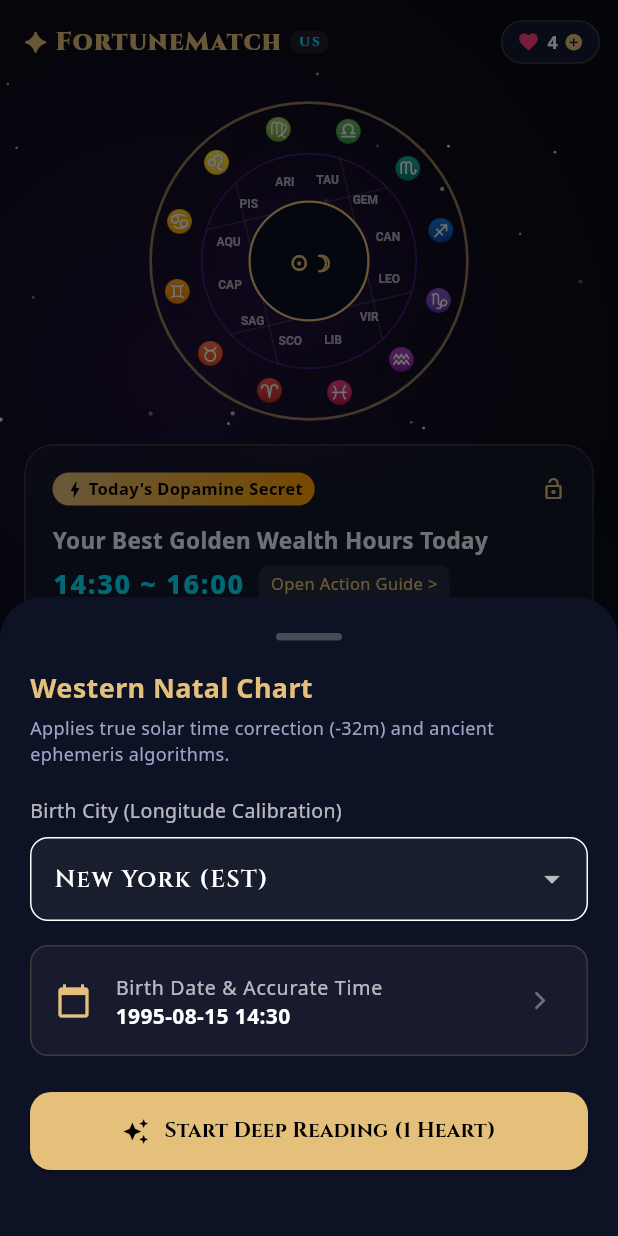
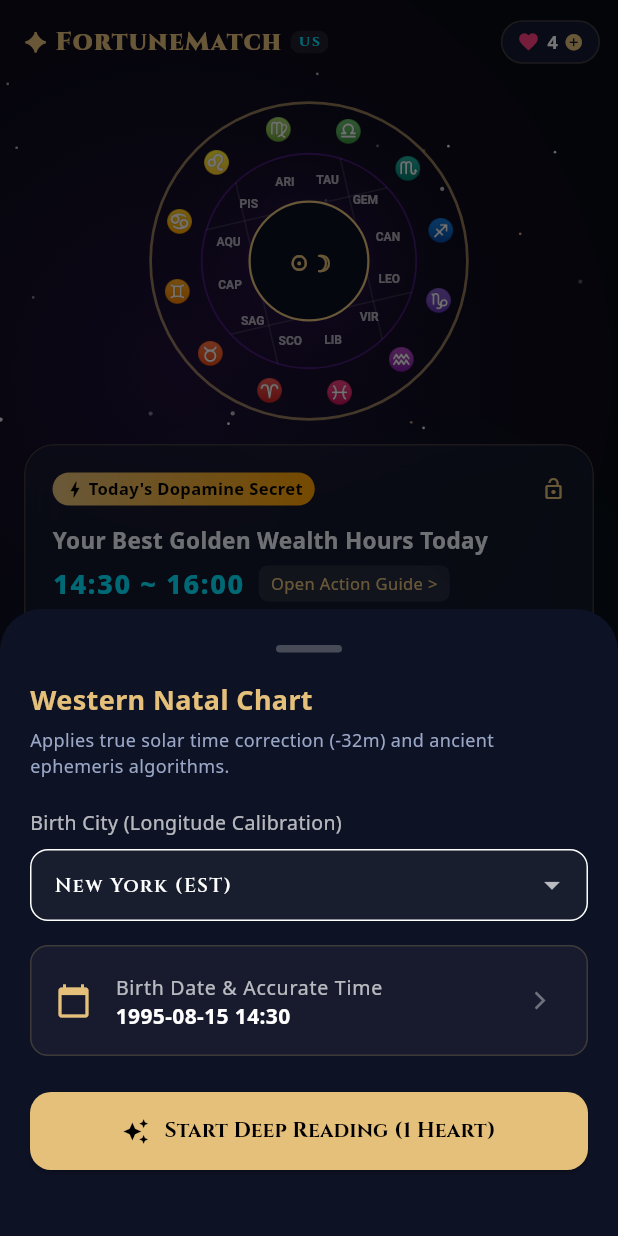
Before and after one commit to koyotejw-ux/ftmt, a Flutter app: the screen it shows after launch, after a tap on "Claim Free Heart (+1❤️)", after a tap on "Western Natal Chart", on a phone screen of 412 x 824 dp. Run offline on Flutter 3.47's test engine with Material 3 defaults, Android fonts, the phone set to English and light mode, and no system bars; our stand-ins replace google_fonts, sensors_plus, share_plus, shared_preferences.

Commit message:
fix(layout): eliminate layout overflows and add responsive scaling across all screens

```diff
--- a/lib/features/economy/presentation/heart_shop_bottom_sheet.dart
+++ b/lib/features/economy/presentation/heart_shop_bottom_sheet.dart
@@ -307,11 +307,15 @@ class HeartShopBottomSheet extends StatelessWidget {
               style: OutlinedButton.styleFrom(
                 side: const BorderSide(color: SpaceNavyTheme.goldChampagne),
                 shape: RoundedRectangleBorder(borderRadius: BorderRadius.circular(8)),
+                padding: const EdgeInsets.symmetric(horizontal: 8, vertical: 8),
               ),
               onPressed: onBuy,
-              child: Text(
-                AppI18n.tr('buy_button', currentRegion),
-                style: const TextStyle(color: SpaceNavyTheme.goldChampagne, fontSize: 12),
+              child: FittedBox(
+                fit: BoxFit.scaleDown,
+                child: Text(
+                  AppI18n.tr('buy_button', currentRegion),
+                  style: const TextStyle(color: SpaceNavyTheme.goldChampagne, fontSize: 12),
+                ),
               ),
             ),
           ),
--- a/lib/features/economy/presentation/shop_screen.dart
+++ b/lib/features/economy/presentation/shop_screen.dart
@@ -281,11 +281,15 @@ class ShopScreen extends StatelessWidget {
               style: OutlinedButton.styleFrom(
                 side: const BorderSide(color: SpaceNavyTheme.goldChampagne),
                 shape: RoundedRectangleBorder(borderRadius: BorderRadius.circular(8)),
+                padding: const EdgeInsets.symmetric(horizontal: 8, vertical: 8),
               ),
               onPressed: onBuy,
-              child: Text(
-                AppI18n.tr('buy_button', currentRegion),
-                style: const TextStyle(color: SpaceNavyTheme.goldChampagne, fontSize: 12),
+              child: FittedBox(
+                fit: BoxFit.scaleDown,
+                child: Text(
+                  AppI18n.tr('buy_button', currentRegion),
+                  style: const TextStyle(color: SpaceNavyTheme.goldChampagne, fontSize: 12),
+                ),
               ),
             ),
           ),
--- a/lib/features/fortune/presentation/fortune_detail_screen.dart
+++ b/lib/features/fortune/presentation/fortune_detail_screen.dart
@@ -100,8 +100,9 @@ class FortuneDetailScreen extends StatelessWidget {
                   Row(
                     mainAxisAlignment: MainAxisAlignment.spaceBetween,
                     children: [
-                      _buildDataColumn(AppI18n.tr('detail_coords_title', region), degreeStr),
-                      _buildDataColumn(AppI18n.tr('detail_offset_title', region), AppI18n.tr('detail_time_offset', region)),
+                      Expanded(child: _buildDataColumn(AppI18n.tr('detail_coords_title', region), degreeStr)),
+                      const SizedBox(width: 8),
+                      Expanded(child: _buildDataColumn(AppI18n.tr('detail_offset_title', region), AppI18n.tr('detail_time_offset', region))),
                     ],
                   ),
                   const SizedBox(height: 10),
--- a/lib/features/fortune/presentation/fortune_hub_screen.dart
+++ b/lib/features/fortune/presentation/fortune_hub_screen.dart
@@ -191,9 +191,12 @@ class _FortuneHubScreenState extends State<FortuneHubScreen> {
                     ),
                     const SizedBox(height: 8),
                     DropdownButtonFormField<String>(
+                      isExpanded: true,
                       initialValue: _currentCity,
                       dropdownColor: const Color(0xFF141B33),
                       decoration: InputDecoration(
+                        isDense: true,
+                        contentPadding: const EdgeInsets.symmetric(horizontal: 12, vertical: 12),
                         filled: true,
                         fillColor: Colors.white.withValues(alpha: 0.05),
                         border: OutlineInputBorder(
@@ -202,7 +205,10 @@ class _FortuneHubScreenState extends State<FortuneHubScreen> {
                         ),
                       ),
                       items: _getCitiesForRegion(widget.currentRegion)
-                          .map((city) => DropdownMenuItem(value: city, child: Text(city, style: const TextStyle(color: Colors.white))))
+                          .map((city) => DropdownMenuItem(
+                                value: city,
+                                child: Text(city, style: const TextStyle(color: Colors.white, fontSize: 13)),
+                              ))
                           .toList(),
                       onChanged: (val) {
                         if (val != null) {
@@ -376,7 +382,7 @@ class _FortuneHubScreenState extends State<FortuneHubScreen> {
                         style: ElevatedButton.styleFrom(
                           backgroundColor: Colors.pinkAccent,
                           foregroundColor: Colors.white,
-                          padding: const EdgeInsets.symmetric(horizontal: 12, vertical: 8),
+                          padding: const EdgeInsets.symmetric(horizontal: 10, vertical: 8),
                           shape: RoundedRectangleBorder(borderRadius: BorderRadius.circular(10)),
                         ),
                         onPressed: () async {
@@ -392,13 +398,16 @@ class _FortuneHubScreenState extends State<FortuneHubScreen> {
                             );
                           }
                         },
-                        child: Text(
-                          AppI18n.tr('daily_checkin_claim', widget.currentRegion),
-                          style: const TextStyle(fontSize: 11, fontWeight: FontWeight.bold),
+                        child: FittedBox(
+                          fit: BoxFit.scaleDown,
+                          child: Text(
+                            AppI18n.tr('daily_checkin_claim', widget.currentRegion),
+                            style: const TextStyle(fontSize: 11, fontWeight: FontWeight.bold),
+                          ),
                         ),
                       )
                     : Container(
-                        padding: const EdgeInsets.symmetric(horizontal: 10, vertical: 6),
+                        padding: const EdgeInsets.symmetric(horizontal: 8, vertical: 6),
                         decoration: BoxDecoration(
                           color: Colors.white.withValues(alpha: 0.06),
                           borderRadius: BorderRadius.circular(8),
@@ -409,9 +418,12 @@ class _FortuneHubScreenState extends State<FortuneHubScreen> {
                           children: [
                             const Icon(Icons.check_circle, size: 14, color: Color(0xFF00E5FF)),
                             const SizedBox(width: 4),
-                            Text(
-                              AppI18n.tr('daily_checkin_done', widget.currentRegion),
-                              style: const TextStyle(color: Color(0xFF00E5FF), fontSize: 11, fontWeight: FontWeight.w600),
+                            FittedBox(
+                              fit: BoxFit.scaleDown,
+                              child: Text(
+                                AppI18n.tr('daily_checkin_done', widget.currentRegion),
+                                style: const TextStyle(color: Color(0xFF00E5FF), fontSize: 11, fontWeight: FontWeight.w600),
+                              ),
                             ),
                           ],
                         ),
@@ -454,7 +466,7 @@ class _FortuneHubScreenState extends State<FortuneHubScreen> {
             builder: (context, constraints) {
               final width = constraints.maxWidth;
               final crossAxisCount = width > 700 ? 4 : (width > 480 ? 3 : 2);
-              final childAspectRatio = width > 700 ? 1.5 : (width < 360 ? 1.15 : 1.35);
+              final childAspectRatio = width > 700 ? 1.4 : (width < 360 ? 1.05 : 1.22);
 
               return GridView.builder(
                 shrinkWrap: true,
--- a/lib/features/fortune/presentation/snack_teaser_card.dart
+++ b/lib/features/fortune/presentation/snack_teaser_card.dart
@@ -63,7 +63,10 @@ class SnackTeaserCard extends StatelessWidget {
             ),
           ),
           const SizedBox(height: 6),
-          Row(
+          FittedBox(
+            fit: BoxFit.scaleDown,
+            alignment: Alignment.centerLeft,
+            child: Row(
               children: [
                 const Text(
                   '14:30 ~ 16:00',
@@ -75,8 +78,7 @@ class SnackTeaserCard extends StatelessWidget {
                   ),
                 ),
                 const SizedBox(width: 10),
-              Flexible(
-                child: Container(
+                Container(
                   padding: const EdgeInsets.symmetric(horizontal: 8, vertical: 4),
                   decoration: BoxDecoration(
                     color: Colors.white.withValues(alpha: 0.08),
@@ -87,8 +89,8 @@ class SnackTeaserCard extends StatelessWidget {
                     style: const TextStyle(color: SpaceNavyTheme.goldChampagne, fontSize: 11),
                   ),
                 ),
+              ],
             ),
-            ],
           ),
           const SizedBox(height: 10),
           const Divider(color: Colors.white10),
--- a/lib/features/match/presentation/match_hub_screen.dart
+++ b/lib/features/match/presentation/match_hub_screen.dart
@@ -254,13 +254,18 @@ class _MatchHubScreenState extends State<MatchHubScreen>
                 SizedBox(
                   height: 170,
                   width: double.infinity,
-                  child: Stack(
+                  child: LayoutBuilder(
+                    builder: (context, constraints) {
+                      final totalW = constraints.maxWidth;
+                      // Keep orbs nicely spaced even on narrow screens (e.g. 320px)
+                      final orbOffset = (totalW * 0.12).clamp(16.0, 60.0);
+                      return Stack(
                         alignment: Alignment.center,
                         clipBehavior: Clip.none,
                         children: [
                           // Person A Aura (Neon Violet)
                           Positioned(
-                        left: 45,
+                            left: orbOffset,
                             child: _buildAuraOrb(
                               color: const Color(0xFF8A2BE2),
                               label: _currentLabelA,
@@ -269,7 +274,7 @@ class _MatchHubScreenState extends State<MatchHubScreen>
                           ),
                           // Person B Aura (Neon Cyan)
                           Positioned(
-                        right: 45,
+                            right: orbOffset,
                             child: _buildAuraOrb(
                               color: const Color(0xFF00E5FF),
                               label: _currentLabelB,
@@ -303,6 +308,8 @@ class _MatchHubScreenState extends State<MatchHubScreen>
                         },
                       ),
                     ],
+                  );
+                },
               ),
             ),
 
@@ -355,9 +362,10 @@ class _MatchHubScreenState extends State<MatchHubScreen>
                 children: [
                   Row(
                     mainAxisAlignment: MainAxisAlignment.spaceBetween,
-
+                    crossAxisAlignment: CrossAxisAlignment.center,
                     children: [
-                      Column(
+                      Flexible(
+                        child: Column(
                           crossAxisAlignment: CrossAxisAlignment.start,
                           children: [
                             Text(
@@ -374,11 +382,15 @@ class _MatchHubScreenState extends State<MatchHubScreen>
                             ),
                           ],
                         ),
-                      ElevatedButton.icon(
+                      ),
+                      const SizedBox(width: 8),
+                      Flexible(
+                        child: ElevatedButton.icon(
                           style: ElevatedButton.styleFrom(
                             backgroundColor: const Color(0xFFE5C07B),
                             foregroundColor: Colors.black,
                             shape: RoundedRectangleBorder(borderRadius: BorderRadius.circular(12)),
+                            padding: const EdgeInsets.symmetric(horizontal: 12, vertical: 8),
                           ),
                           onPressed: () {
                             StoryShareDialog.show(
@@ -399,9 +411,13 @@ class _MatchHubScreenState extends State<MatchHubScreen>
                             );
                           },
                           icon: const Icon(Icons.share, size: 16),
-                        label: Text(
+                          label: FittedBox(
+                            fit: BoxFit.scaleDown,
+                            child: Text(
                               AppI18n.tr('share_story_btn', widget.currentRegion),
                               style: const TextStyle(fontWeight: FontWeight.bold, fontSize: 12),
+                            ),
+                          ),
                         ),
                       ),
                     ],
@@ -457,16 +473,22 @@ class _MatchHubScreenState extends State<MatchHubScreen>
                         backgroundColor: SpaceNavyTheme.goldChampagne,
                         foregroundColor: Colors.black,
                         shape: RoundedRectangleBorder(borderRadius: BorderRadius.circular(12)),
+                        padding: const EdgeInsets.symmetric(horizontal: 14),
                       ),
                       onPressed: _unlockDeepMatchAnalysis,
                       child: Row(
                         mainAxisAlignment: MainAxisAlignment.center,
                         children: [
                           const Icon(Icons.auto_awesome, size: 18),
-                          const SizedBox(width: 10),
-                          Text(
+                          const SizedBox(width: 8),
+                          Flexible(
+                            child: FittedBox(
+                              fit: BoxFit.scaleDown,
+                              child: Text(
                                 AppI18n.tr('unlock_match_btn', widget.currentRegion),
                                 style: const TextStyle(fontWeight: FontWeight.bold, fontSize: 13),
+                              ),
+                            ),
                           ),
                         ],
                       ),
@@ -505,9 +527,15 @@ class _MatchHubScreenState extends State<MatchHubScreen>
         children: [
           Text(subLabel, style: TextStyle(color: color, fontSize: 10, fontWeight: FontWeight.bold)),
           const SizedBox(height: 2),
-          Text(
+          FittedBox(
+            fit: BoxFit.scaleDown,
+            child: Padding(
+              padding: const EdgeInsets.symmetric(horizontal: 4),
+              child: Text(
                 label,
                 style: const TextStyle(color: Colors.white, fontSize: 16, fontWeight: FontWeight.bold),
+              ),
+            ),
           ),
         ],
       ),
@@ -526,10 +554,12 @@ class _MatchHubScreenState extends State<MatchHubScreen>
         Text(label, style: const TextStyle(color: Colors.white70, fontSize: 12)),
         const SizedBox(height: 6),
         DropdownButtonFormField<String>(
+          isExpanded: true,
           initialValue: items.contains(currentVal) ? currentVal : items.first,
           dropdownColor: const Color(0xFF141B33),
           decoration: InputDecoration(
             isDense: true,
+            contentPadding: const EdgeInsets.symmetric(horizontal: 10, vertical: 12),
             filled: true,
             fillColor: Colors.white.withValues(alpha: 0.05),
             border: OutlineInputBorder(
@@ -538,7 +568,13 @@ class _MatchHubScreenState extends State<MatchHubScreen>
             ),
           ),
           items: items
-              .map((t) => DropdownMenuItem(value: t, child: Text(t, style: const TextStyle(color: Colors.white, fontSize: 13))))
+              .map((t) => DropdownMenuItem(
+                    value: t,
+                    child: Text(
+                      t,
+                      style: const TextStyle(color: Colors.white, fontSize: 13),
+                    ),
+                  ))
               .toList(),
           onChanged: onChanged,
         ),
--- a/lib/features/match/presentation/story_share_widget.dart
+++ b/lib/features/match/presentation/story_share_widget.dart
@@ -281,18 +281,21 @@ class StoryShareDialog extends StatelessWidget {
 
   Widget _buildProfileBadge(String name) {
     return Container(
-      padding: const EdgeInsets.symmetric(horizontal: 14, vertical: 8),
+      padding: const EdgeInsets.symmetric(horizontal: 10, vertical: 6),
       decoration: BoxDecoration(
         color: const Color(0xFF141B33),
         borderRadius: BorderRadius.circular(14),
         border: Border.all(color: SpaceNavyTheme.goldBorder),
       ),
-      child: Text(
-        name,
-        style: const TextStyle(
-          color: Colors.white,
-          fontWeight: FontWeight.bold,
-          fontSize: 14,
+      child: FittedBox(
+        fit: BoxFit.scaleDown,
+        child: Text(
+          name,
+          style: const TextStyle(
+            color: Colors.white,
+            fontWeight: FontWeight.bold,
+            fontSize: 13,
+          ),
         ),
       ),
     );
--- a/lib/main.dart
+++ b/lib/main.dart
@@ -112,7 +112,10 @@ class _FortuneMatchMainScaffoldState extends State<FortuneMatchMainScaffold> {
           backgroundColor: Colors.transparent,
           elevation: 0,
           titleSpacing: 16,
-          title: Row(
+          title: FittedBox(
+            fit: BoxFit.scaleDown,
+            alignment: Alignment.centerLeft,
+            child: Row(
               mainAxisSize: MainAxisSize.min,
               children: [
                 const Text(
@@ -137,6 +140,7 @@ class _FortuneMatchMainScaffoldState extends State<FortuneMatchMainScaffold> {
                   ),
                 ),
               ],
+            ),
           ),
           actions: [
             Padding(
```
Lines whose indentation alone changed are shown as unchanged.
